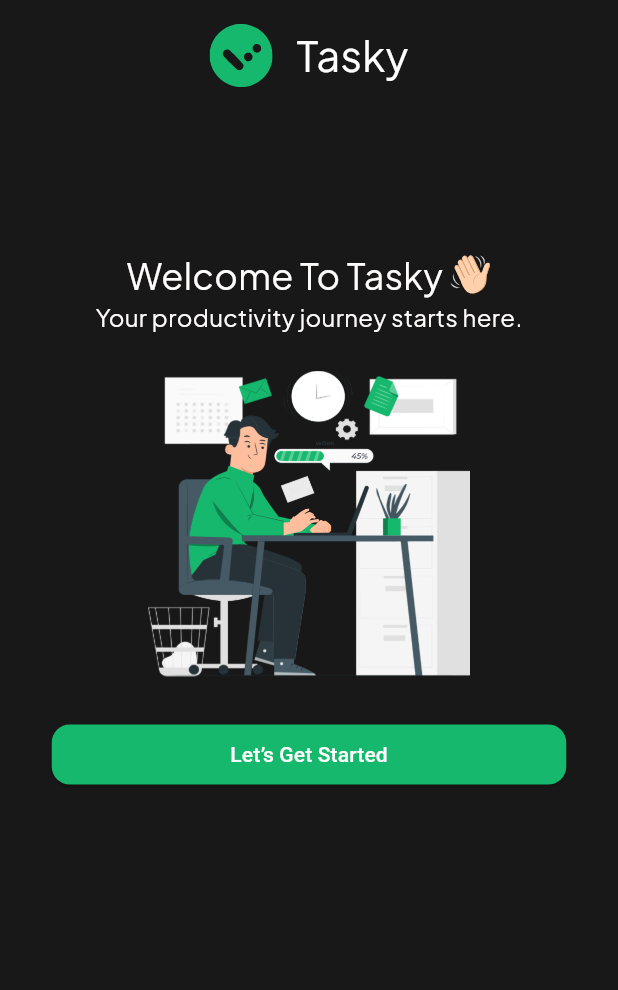
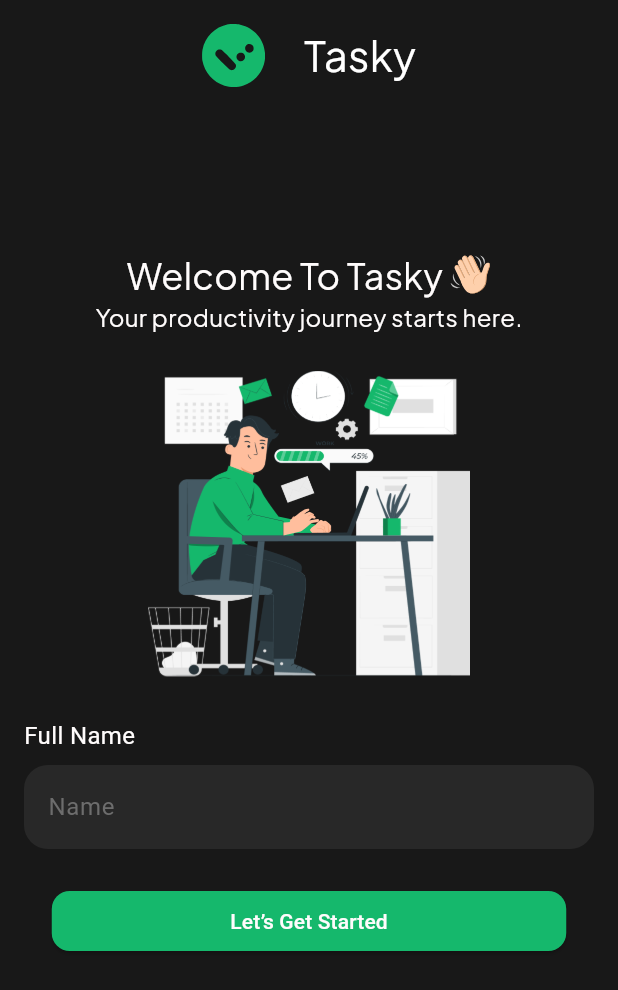
Before and after one commit to HossamEzzat/todo_note_app, a Flutter app: the screen it shows after launch, after a tap on "Let’s Get Started", on a phone screen of 412 x 824 dp. Shown: the top 990 px of the screen. Run offline on Flutter 3.47's test engine with Material 3 defaults, Android fonts, the phone set to English and light mode, and no system bars; our stand-ins replace flutter_svg.

Commit message:
feat: Update home screen layout and add user input fields

```diff
--- a/lib/home.dart
+++ b/lib/home.dart
@@ -9,8 +9,8 @@ class Home extends StatelessWidget {
     return SafeArea(
       child: Scaffold(
         backgroundColor: Color(0xff181818),
-        body: Column(
-          crossAxisAlignment: CrossAxisAlignment.center,
+        body: SingleChildScrollView(
+          child: Column(
             children: [
               SizedBox(height: 16),
               Row(
@@ -19,7 +19,7 @@ class Home extends StatelessWidget {
                   SvgPicture.asset("assets/images/logo.svg"),
                   SizedBox(width: 16),
                   Text(
-                  "Tasky",
+                    "  Tasky",
                     style: TextStyle(
                       fontFamily: "PlusJakartaSans",
                       color: Color(0xffffffff),
@@ -56,19 +56,56 @@ class Home extends StatelessWidget {
                 ),
               ),
               SizedBox(height: 24),
-            Image.asset("assets/images/pana.png",width: 215,height: 204,),
+              Image.asset("assets/images/pana.png", width: 215, height: 204),
+
+              Padding(
+                padding: const EdgeInsets.symmetric(horizontal: 16),
+                child: Column(
+                  crossAxisAlignment: CrossAxisAlignment.start,
+                  children: [
                     SizedBox(height: 28),
-            ElevatedButton(onPressed: (){
-            }, child: Text("Let’s Get Started"),style: ElevatedButton.styleFrom(
+                    Text(
+                      "Full Name",
+                      style: TextStyle(
+                        color: Color(0xffFFFCFC),
+                        fontSize: 16,
+                        fontWeight: FontWeight.w400,
+                      ),
+                    ),
+                    SizedBox(height: 8),
+                    TextFormField(
+                      style: TextStyle(color: Color(0xffFFFCFC)),
+                      decoration: InputDecoration(
+                        border: OutlineInputBorder(
+                          borderRadius: BorderRadius.circular(16),
+                          borderSide: BorderSide.none,
+                        ),
+                        fillColor: Color(0xff282828),
+                        filled: true,
+
+                        hintText: "Name",
+                        hintStyle: TextStyle(color: Color(0xff6D6D6D)),
+                      ),
+                      cursorColor: Colors.white,
+                    ),
+                  ],
+                ),
+              ),
+              SizedBox(height: 24),
+              ElevatedButton(
+                onPressed: () {},
+                style: ElevatedButton.styleFrom(
                   backgroundColor: Color(0xff15b86c),
                   foregroundColor: Color(0xffFFFCFC),
                   shape: RoundedRectangleBorder(
                     borderRadius: BorderRadius.circular(12),
                   ),
                   fixedSize: Size(343, 40),
-            ),)
-
+                ),
+                child: Text("Let’s Get Started"),
+              ),
             ],
+          ),
         ),
       ),
     );
```
Also changed, not shown: pubspec.lock. Lines whose indentation alone changed are shown as unchanged.
